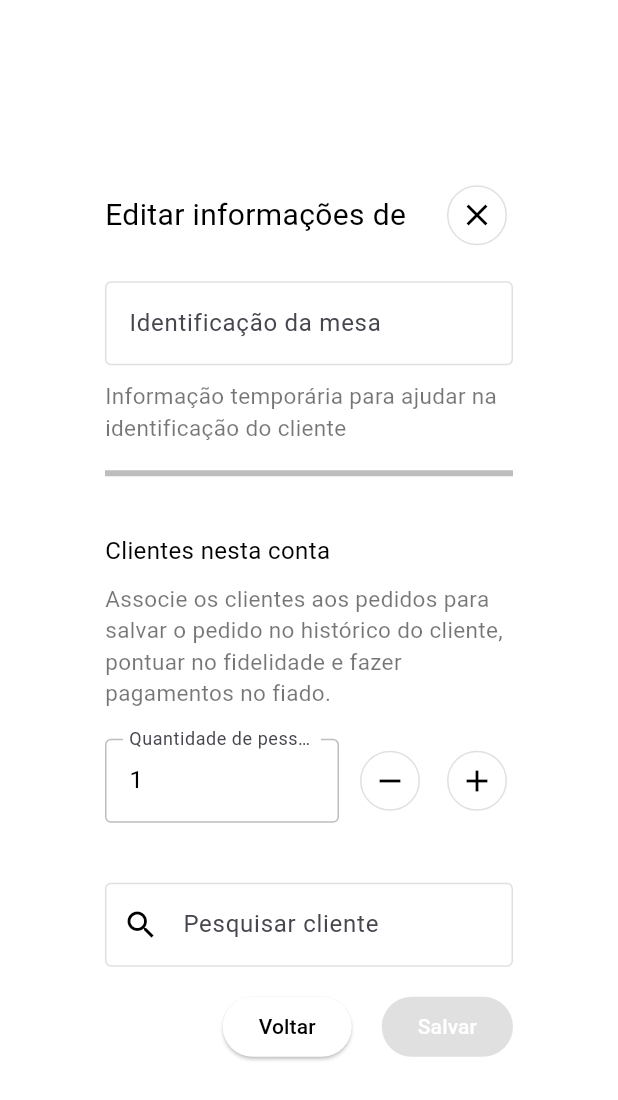
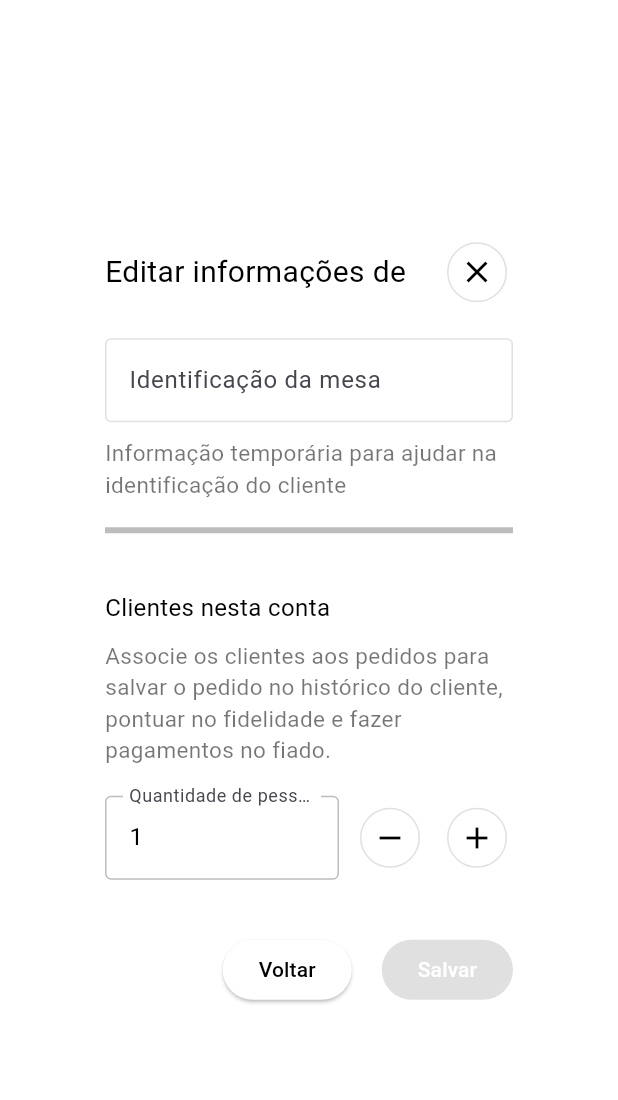
Before and after one commit to pedroafk/Flutter-MobX-Restaurant-Management, a Flutter app: the EditTableDialog widget shown alone on an empty page, opened directly with empty values, on a phone screen of 412 x 824 dp. Shown: the top 1100 px of the screen. Run offline on Flutter 3.47's test engine with Material 3 defaults, Android fonts, the phone set to English and light mode, and no system bars; our stand-ins replace brasil_fields, flutter_mobx, flutter_svg, get_it, mobx; generated files the repository leaves out were written again.

Commit message:
feat: ajustes finais para branch master

```diff
--- a/lib/features/tables/widgets/edit_table_dialog.dart
+++ b/lib/features/tables/widgets/edit_table_dialog.dart
@@ -199,15 +199,6 @@ class _EditTableDialogState extends State<EditTableDialog> {
                 },
               ),
               const SizedBox(height: 20),
-              const TextField(
-                keyboardType: TextInputType.name,
-                decoration: InputDecoration(
-                  labelText: 'Pesquisar cliente',
-                  prefixIcon: Icon(Icons.search),
-                  border: OutlineInputBorder(),
-                ),
-              ),
-              const SizedBox(height: 20),
               Row(
                 mainAxisAlignment: MainAxisAlignment.end,
                 children: [
```
